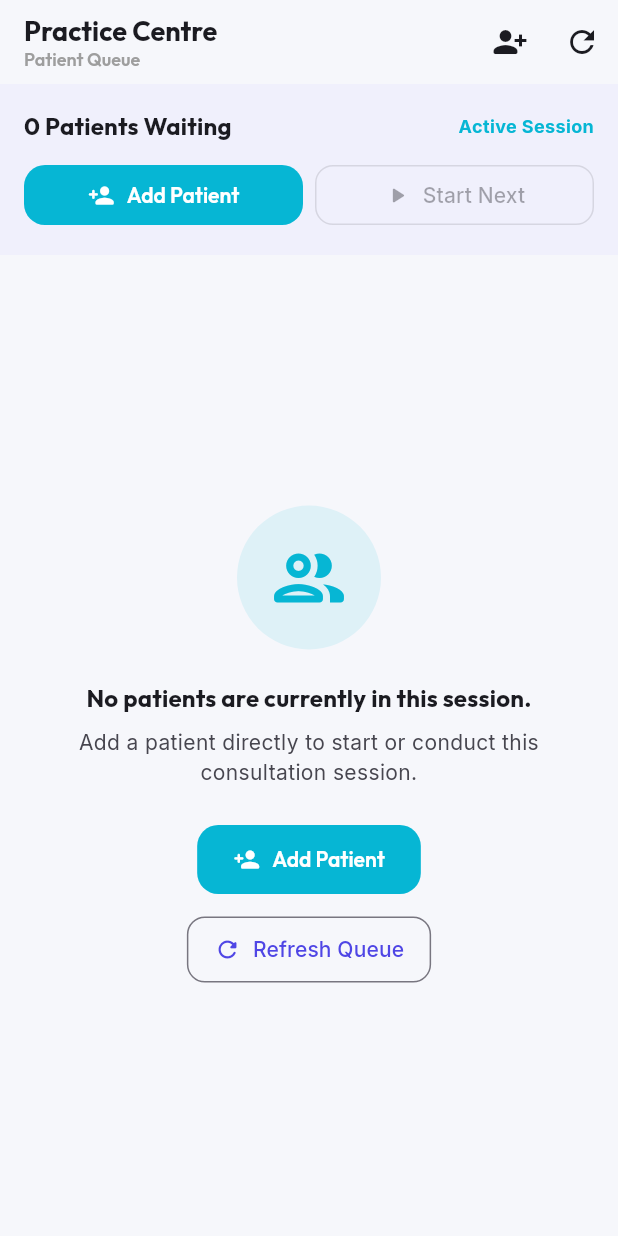
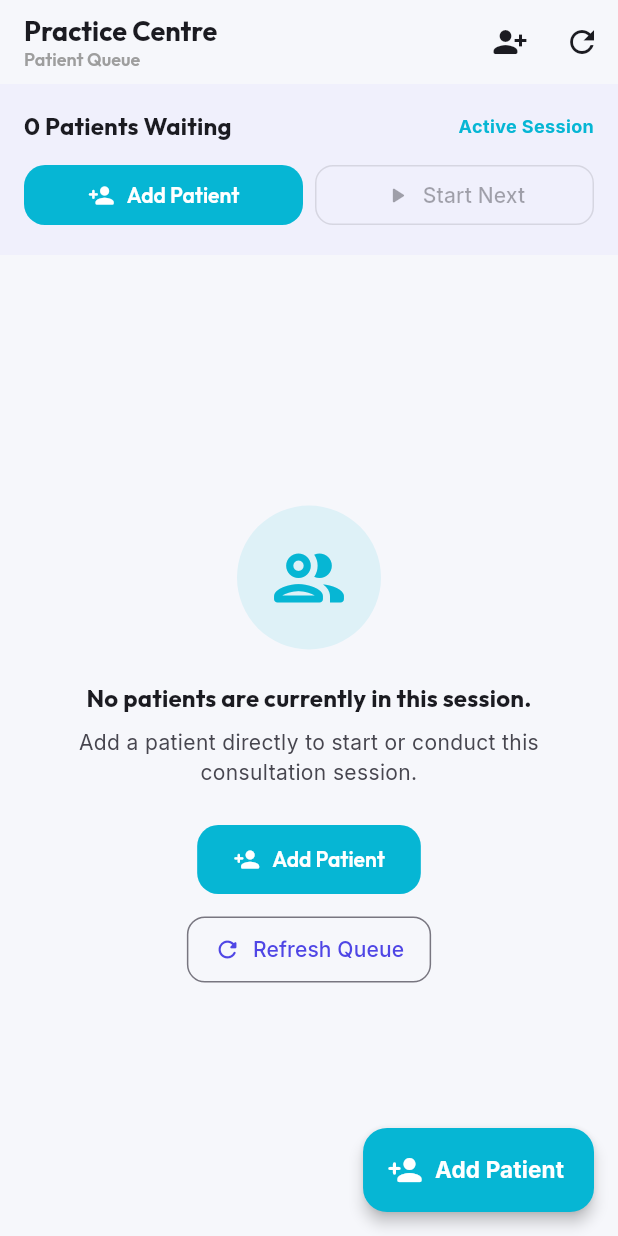
Before and after one commit to smarttransnet/practice121-mobile, a Flutter app: the PatientQueueScreen screen opened by its route, on a phone screen of 412 x 824 dp. Run offline on Flutter 3.47's test engine with Material 3 defaults, Android fonts, the phone set to English and light mode, and no system bars; our stand-ins replace flutter_riverpod, flutter_secure_storage, go_router, google_fonts, google_sign_in, local_auth and 4 more; missing offline and left inert: record; accounts and stored records are empty; network calls fail.

Commit message:
feat(mobile): add floating action button for Add Patient on PatientQueueScreen

```diff
--- a/lib/features/transcription/presentation/screens/patient_queue_screen.dart
+++ b/lib/features/transcription/presentation/screens/patient_queue_screen.dart
@@ -425,6 +425,26 @@ class _PatientQueueScreenState extends ConsumerState<PatientQueueScreen> {
           ],
         ),
       ),
+      floatingActionButton: FloatingActionButton.extended(
+        onPressed: () async {
+          final added = await AddPatientSheet.show(
+            context,
+            doctorId: widget.doctorId,
+            practiceCentreId: widget.practiceCentreId,
+            existingTickets: _tickets,
+          );
+          if (added == true) {
+            _loadQueue();
+          }
+        },
+        icon: const Icon(Icons.person_add_rounded, color: Colors.white),
+        label: const Text(
+          'Add Patient',
+          style: TextStyle(color: Colors.white, fontWeight: FontWeight.bold, fontSize: 15),
+        ),
+        backgroundColor: AppColors.accent,
+        elevation: 4,
+      ),
     );
   }
 }
```
